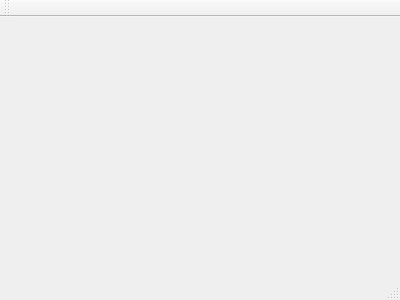
Old version of the form Seebeck/mainwindow.ui in the repository mBr001/seebeck.
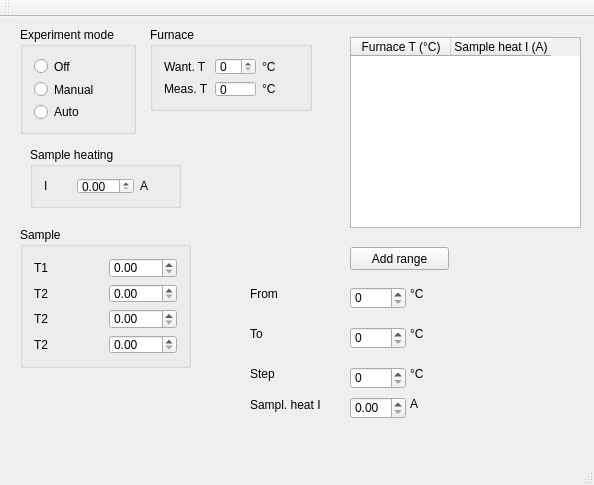
New version of the form.

Commit message: basic GUI design and events

```diff
--- a/Seebeck/mainwindow.ui
+++ b/Seebeck/mainwindow.ui
@@ -1,24 +1,405 @@
 <ui version="4.0">
  <class>MainWindow</class>
- <widget class="QMainWindow" name="MainWindow" >
-  <property name="geometry" >
+ <widget class="QMainWindow" name="MainWindow">
+  <property name="geometry">
    <rect>
     <x>0</x>
     <y>0</y>
-    <width>400</width>
-    <height>300</height>
+    <width>594</width>
+    <height>485</height>
    </rect>
   </property>
   <property name="windowTitle" >
    <string>MainWindow</string>
   </property>
-  <widget class="QMenuBar" name="menuBar" />
-  <widget class="QToolBar" name="mainToolBar" />
-  <widget class="QWidget" name="centralWidget" />
-  <widget class="QStatusBar" name="statusBar" />
+  <widget class="QWidget" name="centralWidget">
+   <widget class="QGroupBox" name="groupBox">
+    <property name="geometry">
+     <rect>
+      <x>20</x>
+      <y>10</y>
+      <width>116</width>
+      <height>107</height>
+     </rect>
+    </property>
+    <property name="title">
+     <string>Experiment mode</string>
+    </property>
+    <layout class="QGridLayout" name="gridLayout">
+     <item row="0" column="0">
+      <widget class="QRadioButton" name="experimentOffRadioButton">
+       <property name="statusTip">
+        <string>Turn off all experiment equipment except basic monitoring.</string>
+       </property>
+       <property name="text">
+        <string>Off</string>
+       </property>
+      </widget>
+     </item>
+     <item row="1" column="0">
+      <widget class="QRadioButton" name="experimentManualRadioButton">
+       <property name="statusTip">
+        <string>Proceed experiment to manualy set values and wait.</string>
+       </property>
+       <property name="text">
+        <string>Manual</string>
+       </property>
+      </widget>
+     </item>
+     <item row="2" column="0">
+      <widget class="QRadioButton" name="experimentAutoRadioButton">
+       <property name="toolTip">
+        <string>Fully automatic measurement.</string>
+       </property>
+       <property name="text">
+        <string>Auto</string>
+       </property>
+      </widget>
+     </item>
+    </layout>
+   </widget>
+   <widget class="QGroupBox" name="groupBox_2">
+    <property name="geometry">
+     <rect>
+      <x>150</x>
+      <y>10</y>
+      <width>162</width>
+      <height>84</height>
+     </rect>
+    </property>
+    <property name="title">
+     <string>Furnace</string>
+    </property>
+    <layout class="QGridLayout" name="gridLayout_2">
+     <item row="0" column="0">
+      <widget class="QLabel" name="label">
+       <property name="text">
+        <string>Want. T</string>
+       </property>
+      </widget>
+     </item>
+     <item row="0" column="2">
+      <widget class="QLabel" name="label_3">
+       <property name="text">
+        <string>°C</string>
+       </property>
+      </widget>
+     </item>
+     <item row="1" column="0">
+      <widget class="QLabel" name="label_2">
+       <property name="text">
+        <string>Meas. T</string>
+       </property>
+      </widget>
+     </item>
+     <item row="1" column="2">
+      <widget class="QLabel" name="label_4">
+       <property name="text">
+        <string>°C</string>
+       </property>
+      </widget>
+     </item>
+     <item row="0" column="1">
+      <widget class="QSpinBox" name="furnaceTWantSpinBox"/>
+     </item>
+     <item row="1" column="1">
+      <widget class="QSpinBox" name="furnaceTSpinBox">
+       <property name="readOnly">
+        <bool>true</bool>
+       </property>
+       <property name="buttonSymbols">
+        <enum>QAbstractSpinBox::NoButtons</enum>
+       </property>
+      </widget>
+     </item>
+    </layout>
+   </widget>
+   <widget class="QTableWidget" name="tableWidget">
+    <property name="geometry">
+     <rect>
+      <x>350</x>
+      <y>20</y>
+      <width>231</width>
+      <height>191</height>
+     </rect>
+    </property>
+    <column>
+     <property name="text">
+      <string>Furnace T (°C)</string>
+     </property>
+    </column>
+    <column>
+     <property name="text">
+      <string>Sample heat I (A)</string>
+     </property>
+    </column>
+   </widget>
+   <widget class="QGroupBox" name="groupBox_3">
+    <property name="geometry">
+     <rect>
+      <x>30</x>
+      <y>130</y>
+      <width>151</width>
+      <height>61</height>
+     </rect>
+    </property>
+    <property name="title">
+     <string>Sample heating</string>
+    </property>
+    <layout class="QGridLayout" name="gridLayout_3">
+     <item row="0" column="0">
+      <widget class="QLabel" name="label_5">
+       <property name="text">
+        <string>I</string>
+       </property>
+      </widget>
+     </item>
+     <item row="0" column="1">
+      <widget class="QDoubleSpinBox" name="doubleSpinBox"/>
+     </item>
+     <item row="0" column="2">
+      <widget class="QLabel" name="label_6">
+       <property name="text">
+        <string>A</string>
+       </property>
+      </widget>
+     </item>
+    </layout>
+   </widget>
+   <widget class="QGroupBox" name="groupBox_4">
+    <property name="geometry">
+     <rect>
+      <x>20</x>
+      <y>210</y>
+      <width>171</width>
+      <height>141</height>
+     </rect>
+    </property>
+    <property name="title">
+     <string>Sample</string>
+    </property>
+    <layout class="QGridLayout" name="gridLayout_4">
+     <item row="0" column="0">
+      <widget class="QLabel" name="label_7">
+       <property name="text">
+        <string>T1</string>
+       </property>
+      </widget>
+     </item>
+     <item row="1" column="0">
+      <widget class="QLabel" name="label_8">
+       <property name="text">
+        <string>T2</string>
+       </property>
+      </widget>
+     </item>
+     <item row="2" column="0">
+      <widget class="QLabel" name="label_9">
+       <property name="text">
+        <string>T2</string>
+       </property>
+      </widget>
+     </item>
+     <item row="3" column="0">
+      <widget class="QLabel" name="label_10">
+       <property name="text">
+        <string>T2</string>
+       </property>
+      </widget>
+     </item>
+     <item row="0" column="1">
+      <widget class="QDoubleSpinBox" name="sampleT1DoubleSpinBox"/>
+     </item>
+     <item row="1" column="1">
+      <widget class="QDoubleSpinBox" name="sampleT2DoubleSpinBox"/>
+     </item>
+     <item row="2" column="1">
+      <widget class="QDoubleSpinBox" name="sampleT3DoubleSpinBox"/>
+     </item>
+     <item row="3" column="1">
+      <widget class="QDoubleSpinBox" name="sampleT4DoubleSpinBox"/>
+     </item>
+    </layout>
+   </widget>
+   <widget class="QPushButton" name="pushButton">
+    <property name="geometry">
+     <rect>
+      <x>350</x>
+      <y>230</y>
+      <width>99</width>
+      <height>23</height>
+     </rect>
+    </property>
+    <property name="text">
+     <string>Add range</string>
+    </property>
+   </widget>
+   <widget class="QSpinBox" name="spinBox">
+    <property name="geometry">
+     <rect>
+      <x>350</x>
+      <y>270</y>
+      <width>56</width>
+      <height>22</height>
+     </rect>
+    </property>
+   </widget>
+   <widget class="QSpinBox" name="spinBox_2">
+    <property name="geometry">
+     <rect>
+      <x>350</x>
+      <y>310</y>
+      <width>56</width>
+      <height>22</height>
+     </rect>
+    </property>
+   </widget>
+   <widget class="QSpinBox" name="spinBox_3">
+    <property name="geometry">
+     <rect>
+      <x>350</x>
+      <y>350</y>
+      <width>56</width>
+      <height>22</height>
+     </rect>
+    </property>
+   </widget>
+   <widget class="QLabel" name="label_11">
+    <property name="geometry">
+     <rect>
+      <x>250</x>
+      <y>270</y>
+      <width>57</width>
+      <height>14</height>
+     </rect>
+    </property>
+    <property name="text">
+     <string>From</string>
+    </property>
+   </widget>
+   <widget class="QLabel" name="label_12">
+    <property name="geometry">
+     <rect>
+      <x>250</x>
+      <y>310</y>
+      <width>57</width>
+      <height>14</height>
+     </rect>
+    </property>
+    <property name="text">
+     <string>To</string>
+    </property>
+   </widget>
+   <widget class="QLabel" name="label_13">
+    <property name="geometry">
+     <rect>
+      <x>250</x>
+      <y>350</y>
+      <width>57</width>
+      <height>14</height>
+     </rect>
+    </property>
+    <property name="text">
+     <string>Step</string>
+    </property>
+   </widget>
+   <widget class="QLabel" name="label_14">
+    <property name="geometry">
+     <rect>
+      <x>250</x>
+      <y>380</y>
+      <width>91</width>
+      <height>16</height>
+     </rect>
+    </property>
+    <property name="text">
+     <string>Sampl. heat I</string>
+    </property>
+   </widget>
+   <widget class="QDoubleSpinBox" name="doubleSpinBox_4">
+    <property name="geometry">
+     <rect>
+      <x>350</x>
+      <y>380</y>
+      <width>56</width>
+      <height>22</height>
+     </rect>
+    </property>
+   </widget>
+   <widget class="QLabel" name="label_15">
+    <property name="geometry">
+     <rect>
+      <x>410</x>
+      <y>270</y>
+      <width>57</width>
+      <height>14</height>
+     </rect>
+    </property>
+    <property name="text">
+     <string>°C</string>
+    </property>
+   </widget>
+   <widget class="QLabel" name="label_16">
+    <property name="geometry">
+     <rect>
+      <x>410</x>
+      <y>310</y>
+      <width>57</width>
+      <height>14</height>
+     </rect>
+    </property>
+    <property name="text">
+     <string>°C</string>
+    </property>
+   </widget>
+   <widget class="QLabel" name="label_17">
+    <property name="geometry">
+     <rect>
+      <x>410</x>
+      <y>350</y>
+      <width>57</width>
+      <height>14</height>
+     </rect>
+    </property>
+    <property name="text">
+     <string>°C</string>
+    </property>
+   </widget>
+   <widget class="QLabel" name="label_18">
+    <property name="geometry">
+     <rect>
+      <x>410</x>
+      <y>380</y>
+      <width>57</width>
+      <height>14</height>
+     </rect>
+    </property>
+    <property name="text">
+     <string>A</string>
+    </property>
+   </widget>
+  </widget>
+  <widget class="QMenuBar" name="menuBar">
+   <property name="geometry">
+    <rect>
+     <x>0</x>
+     <y>0</y>
+     <width>594</width>
+     <height>20</height>
+    </rect>
+   </property>
+  </widget>
+  <widget class="QToolBar" name="mainToolBar">
+   <attribute name="toolBarArea">
+    <enum>TopToolBarArea</enum>
+   </attribute>
+   <attribute name="toolBarBreak">
+    <bool>false</bool>
+   </attribute>
+  </widget>
+  <widget class="QStatusBar" name="statusBar"/>
  </widget>
- <layoutDefault spacing="6" margin="11" />
- <pixmapfunction></pixmapfunction>
+ <layoutdefault spacing="6" margin="11"/>
  <resources/>
  <connections/>
 </ui>
```
Left out of the diff: 3 changed lines with no effect on the pictures. The commit also changes 6 other files.
